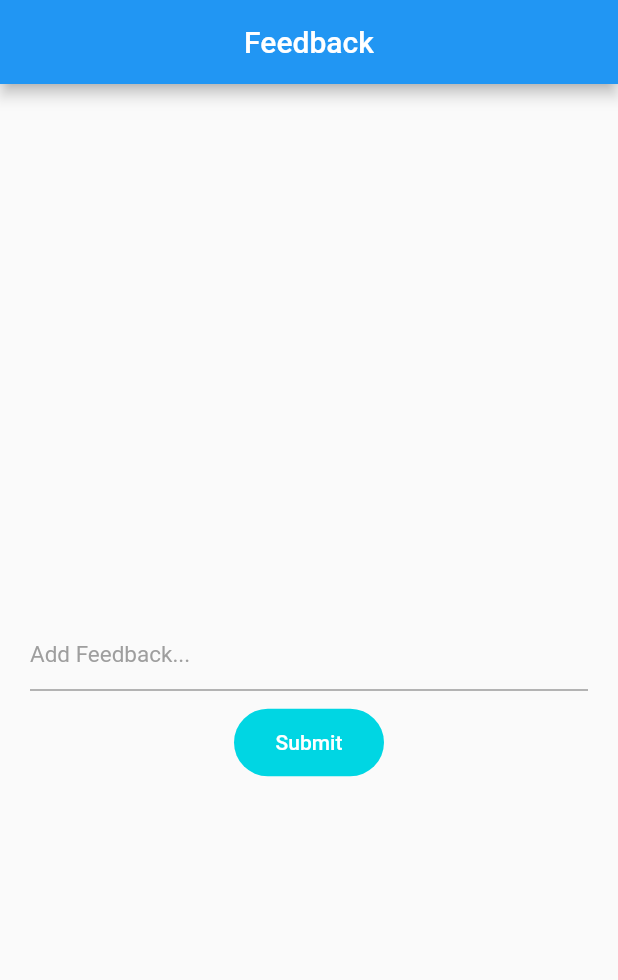
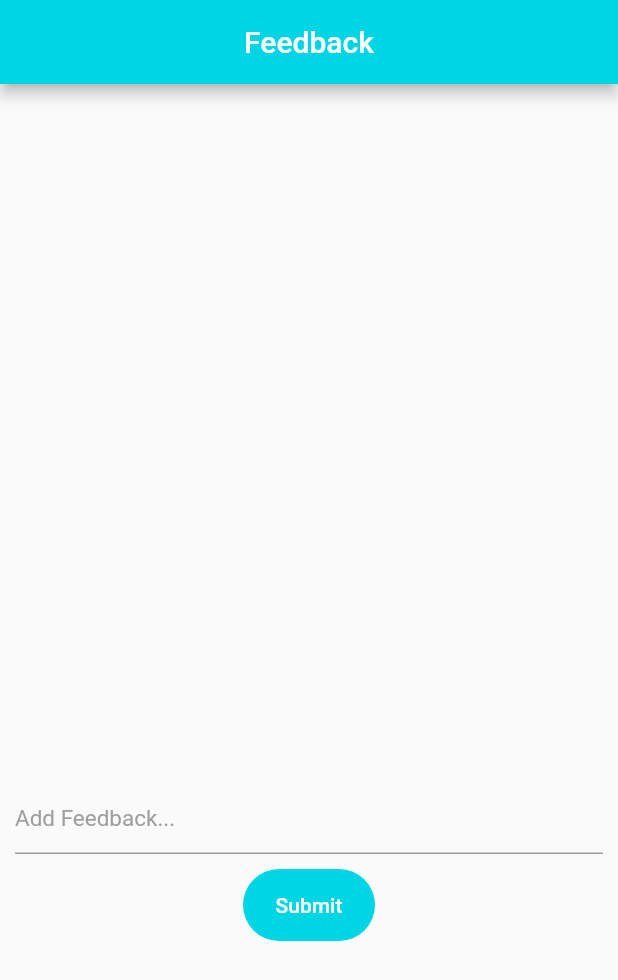
Before and after one commit to fasrinaleem/FillMe-FillingStationLocator-FlutterApp, a Flutter app: the Feedback screen opened directly, on a phone screen of 412 x 824 dp. Shown: the top 980 px of the screen. Run offline on Flutter 3.47's test engine with Material 2 defaults, Android fonts, the phone set to English and light mode, and no system bars; our stand-ins replace bloc, cloud_firestore, firebase_auth, flutter_bloc, google_maps_flutter, page_transition and 2 more; accounts and stored records are empty.

Commit message:
UI color changes & testing app

```diff
--- a/lib/feedback.dart
+++ b/lib/feedback.dart
@@ -155,7 +155,7 @@ class _FeedbackState extends State<Feedback> {
     feedback = doc.data['feedback'];
     return Card(
       child: Padding(
-        padding: const EdgeInsets.all(8.0),
+        padding: const EdgeInsets.all(5.0),
         child: Column(
           crossAxisAlignment: CrossAxisAlignment.start,
           children: <Widget>[
@@ -212,12 +212,29 @@ class _FeedbackState extends State<Feedback> {
     );
   }
 
+  Widget _submitButton() {
+    return Container(
+      margin: EdgeInsets.symmetric(horizontal: 45),
+      decoration: BoxDecoration(
+          borderRadius: BorderRadius.circular(45),
+          color: Color.fromRGBO(0, 214, 227, 1)),
+      child: FlatButton(
+        child: Text(
+          "Submit",
+          style: TextStyle(color: Colors.white),
+        ),
+        onPressed: _submitFeedback,
+      ),
+    );
+  }
+
   @override
   Widget build(BuildContext context) {
     return Scaffold(
         appBar: AppBar(
           title: Text("Feedback"),
           centerTitle: true,
+          backgroundColor: Color.fromRGBO(0, 214, 227, 1),
         ),
         body: SingleChildScrollView(
             child: Container(
@@ -225,23 +242,14 @@ class _FeedbackState extends State<Feedback> {
           child: Stack(
             children: <Widget>[
               Container(
-                padding: EdgeInsets.symmetric(horizontal: 20),
+                padding: EdgeInsets.symmetric(horizontal: 10),
                 child: Column(
                   crossAxisAlignment: CrossAxisAlignment.center,
                   mainAxisAlignment: MainAxisAlignment.center,
                   children: <Widget>[
-                    SizedBox(
-                      height: 5,
-                    ),
-                    Text(
-                      _email,
-                      style: TextStyle(
-                        color: Colors.black,
-                        fontSize: 16,
-                      ),
-                    ),
-                    SizedBox(
-                      height: 5,
+                    Expanded(
+                      flex: 2,
+                      child: SizedBox(),
                     ),
                     TextFormField(
                       decoration: InputDecoration(
@@ -253,33 +261,15 @@ class _FeedbackState extends State<Feedback> {
                       controller: _addFeedBackContrl,
                     ),
                     SizedBox(
-                      height: 12,
+                      height: 10,
                     ),
-                    Container(
-                      height: 45,
-                      width: 100,
-                      margin: EdgeInsets.symmetric(horizontal: 45),
-                      decoration: BoxDecoration(
-                          borderRadius: BorderRadius.circular(45),
-                          color: Color.fromRGBO(0, 214, 227, 1)),
-                      child: FlatButton(
-                        child: Text(
-                          "Submit",
-                          style: TextStyle(color: Colors.white),
-                        ),
-                        //color: Colors.green,
-                        onPressed: _submitFeedback,
-                      ),
-                    ),
-                    SizedBox(
-                      height: 15,
-                    ),
+                    _submitButton(),
                     Container(
                       padding: EdgeInsets.symmetric(vertical: 10),
                       alignment: Alignment.centerRight,
                     ),
                     Expanded(
-                      flex: 0,
+                      flex: 1,
                       child: SizedBox(),
                     ),
 
--- a/lib/main.dart
+++ b/lib/main.dart
@@ -10,7 +10,9 @@ class MyApp extends StatelessWidget {
     return MaterialApp(
       title: 'Flutter',
       theme: ThemeData(
-        primarySwatch: Colors.blue,
+        appBarTheme: AppBarTheme(
+          color:Color.fromRGBO(0, 214, 227, 1),
+         )
       ),
       debugShowCheckedModeBanner: false,
       home: SplashScreen(),
--- a/lib/mapHome.dart
+++ b/lib/mapHome.dart
@@ -155,6 +155,7 @@ class _MyMapHomeState extends State<MyMapHome> {
     return Scaffold(
         appBar: AppBar(
           title: Text("Nearest Filling Stations"),
+          backgroundColor : Color.fromRGBO(0, 214, 227, 1),
           centerTitle: true,
         ),
         body: Stack(
--- a/lib/menu.dart
+++ b/lib/menu.dart
@@ -5,6 +5,8 @@ class MenuList extends StatelessWidget {
   final String title;
   final Function onTap;
 
+// menu list contents
+// key, icon, title & onTap
   const MenuList({Key key, this.icon, this.title, this.onTap}) : super(key: key);
 
   @override
--- a/lib/navigation/navigation_bloc.dart
+++ b/lib/navigation/navigation_bloc.dart
@@ -3,6 +3,7 @@ import 'package:bloc/bloc.dart';
 import 'package:fillme/mapHome.dart';
 import '../feedback.dart';
 
+//list of events
 enum NavigationEvents {
   DisplayMapEvent,
   FeedbackEvent,
@@ -11,11 +12,13 @@ enum NavigationEvents {
 abstract class NavigationStates {}
 
 class NavigationBloc extends Bloc<NavigationEvents, NavigationStates> {
+  // initial page is map page
   @override
   NavigationStates get initialState => MyMapApp();
 
   @override
   Stream<NavigationStates> mapEventToState(NavigationEvents event) async* {
+    // all the sidebar navigations event for link the pages
     switch (event) {
       case NavigationEvents.DisplayMapEvent:
         yield MyMapApp();
--- a/pubspec.yaml
+++ b/pubspec.yaml
@@ -38,7 +38,7 @@ dev_dependencies:
   flutter_launcher_icons: ^0.7.4
 
 flutter_icons:
-  image_path: "assets/logo/app logo.png"
+  image_path: "assets/images/app_logo.png"
   android: ic_launcher
   ios: true
 # For information on the generic Dart part of this file, see the
@@ -53,7 +53,7 @@ flutter:
   # To add assets to your application, add an assets section, like this:
   assets:
     - assets/images/
-    - assets/logo/
+
   #  - images/a_dot_ham.jpeg
   # An image asset can refer to one or more resolution-specific "variants", see
   # https://flutter.dev/assets-and-images/#resolution-aware.
```
Also changed, not shown: lib/profile.dart (+1 -20 lines), lib/sidebar.dart (+38 -4 lines), assets/images/app_logo.png (renamed from assets/logo/app logo.png).
